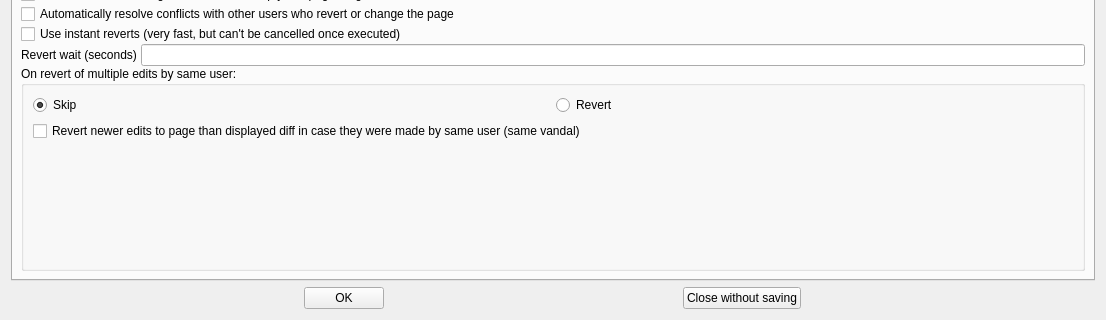
Before: the Qt Designer form huggle/preferences.ui in huggle/huggle3-qt-lx, drawn with Qt 5; both pictures show x 0 to 1106 and y 161 to 481 of the 1106 by 481 pixel window.
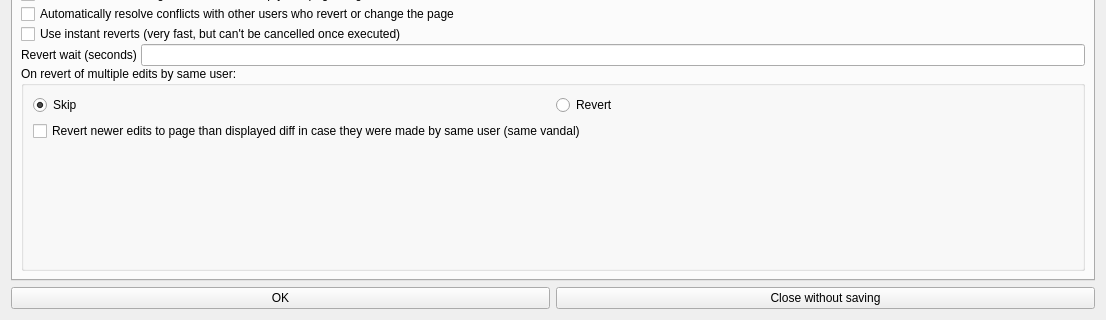
After: the same form once the commit is applied.

Commit message: layout: resized buttons in config form

```diff
--- a/huggle/preferences.ui
+++ b/huggle/preferences.ui
@@ -713,7 +713,7 @@
      <item>
       <widget class="QPushButton" name="pushButton_2">
        <property name="sizePolicy">
-        <sizepolicy hsizetype="Fixed" vsizetype="Fixed">
+        <sizepolicy hsizetype="Preferred" vsizetype="Preferred">
          <horstretch>0</horstretch>
          <verstretch>0</verstretch>
         </sizepolicy>
@@ -726,7 +726,7 @@
      <item>
       <widget class="QPushButton" name="pushButton">
        <property name="sizePolicy">
-        <sizepolicy hsizetype="Fixed" vsizetype="Fixed">
+        <sizepolicy hsizetype="Preferred" vsizetype="Preferred">
          <horstretch>0</horstretch>
          <verstretch>0</verstretch>
         </sizepolicy>
```
